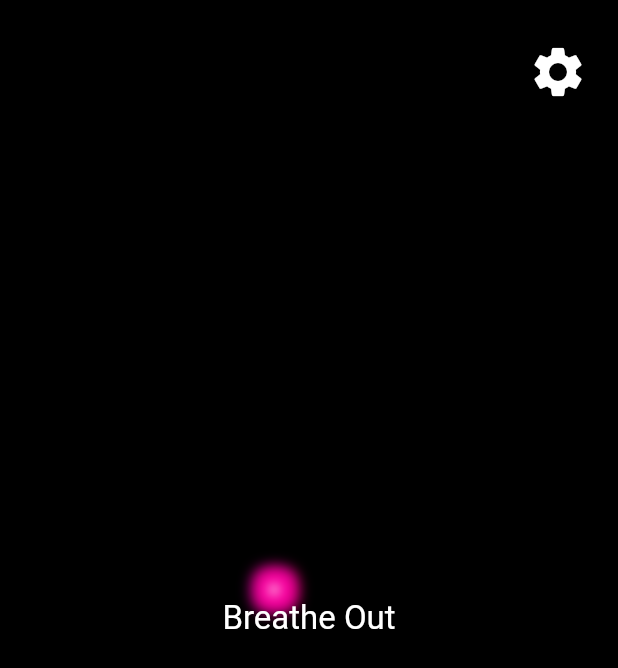
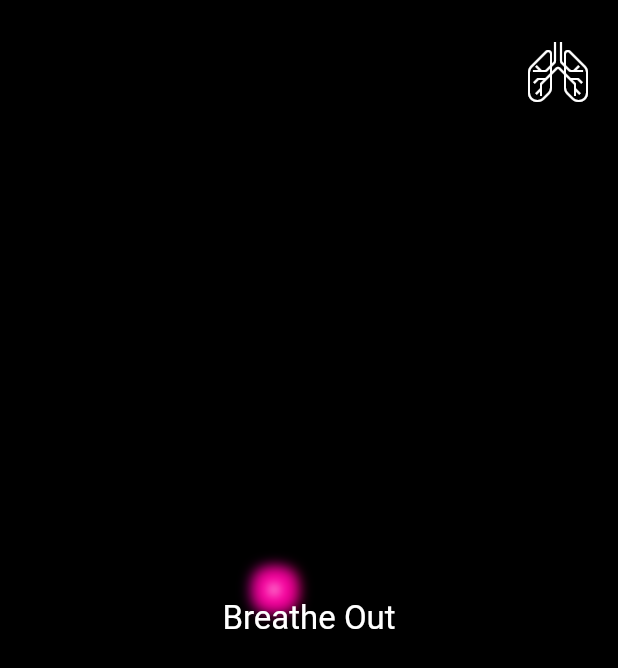
Before and after one commit to brimac1634/breath, a Flutter app: the screen it shows after launch, on a phone screen of 412 x 824 dp. Shown: the top 668 px of the screen. Run offline on Flutter 3.47's test engine with Material 2 defaults, Android fonts, the phone set to English and light mode, and no system bars; our stand-ins replace vibration.

Commit message:
added custom lung icon as settings button

```diff
--- /dev/null
+++ b/lib/assets/breathe_icons.dart
@@ -0,0 +1,26 @@
+/// Flutter icons Breathe
+/// Copyright (C) 2020 by original authors @ fluttericon.com, fontello.com
+/// This font was generated by FlutterIcon.com, which is derived from Fontello.
+///
+/// To use this font, place it in your fonts/ directory and include the
+/// following in your pubspec.yaml
+///
+/// flutter:
+///   fonts:
+///    - family:  Breathe
+///      fonts:
+///       - asset: fonts/Breathe.ttf
+///
+///
+///
+import 'package:flutter/widgets.dart';
+
+class BreatheIcons {
+  BreatheIcons._();
+
+  static const _kFontFam = 'BreatheIcons';
+  static const _kFontPkg = null;
+
+  static const IconData lungs =
+      IconData(0xe807, fontFamily: _kFontFam, fontPackage: _kFontPkg);
+}
--- a/lib/screens/breathe_screen.dart
+++ b/lib/screens/breathe_screen.dart
@@ -7,6 +7,7 @@ import 'dart:math';
 
 import '../widgets/particles.dart';
 import '../widgets/menu.dart';
+import '../assets/breathe_icons.dart';
 
 import '../models/pattern.dart';
 
@@ -213,7 +214,7 @@ class _BreatheScreenState extends State<BreatheScreen>
                 curve: Curves.easeInOut,
                 child: IconButton(
                   icon: Icon(
-                    Icons.settings,
+                    BreatheIcons.lungs,
                     color: Colors.white,
                     size: 40.0,
                   ),
```
Also changed, not shown: pubspec.yaml (+4 -11 lines), assets/fonts/Breathe_Icons.ttf (added).
